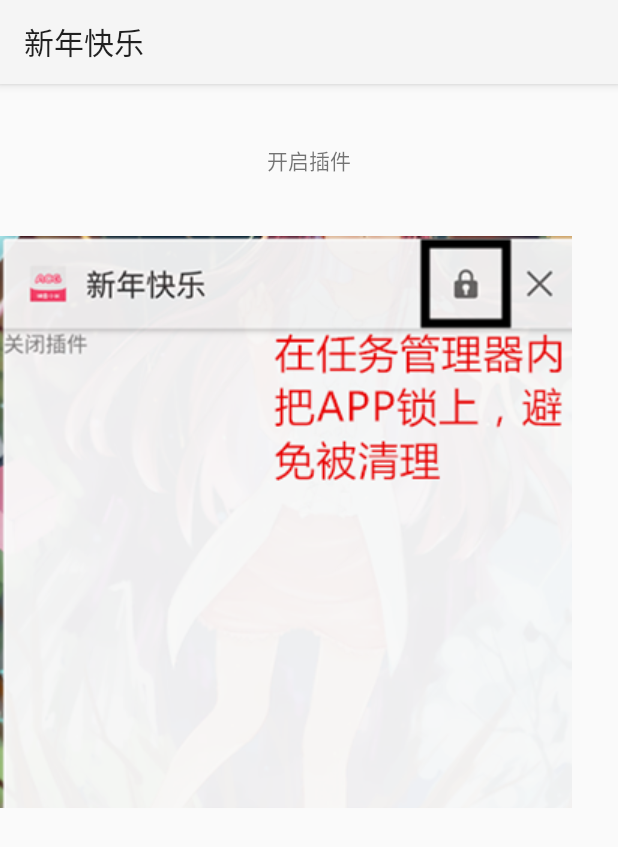
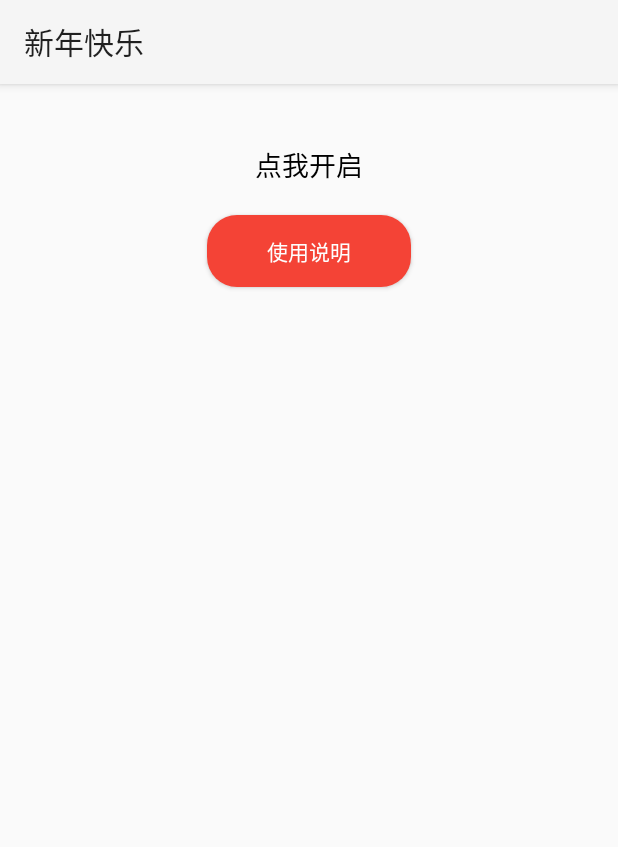
Before and after one commit to a843647878/ACG12redenvelope, an Android app: the screen it shows after launch (MainActivity), on a phone screen of 412 x 824 dp. Shown: the top 847 px of the screen. Run offline under Robolectric (Android 15) with nearby library versions, the phone set to English and light mode, and no system bars; libraries missing offline, so code that uses them is left out: com.tencent.bugly; 2 statements that could not run were skipped.

Commit message:
提交亲戚说明书

```diff
--- a/app/build.gradle
+++ b/app/build.gradle
@@ -7,8 +7,8 @@ android {
         applicationId "com.acg12.redenvelope"
         minSdkVersion 16
         targetSdkVersion 26
-        versionCode 1
-        versionName "1.0"
+        versionCode 2
+        versionName "1.1"
         testInstrumentationRunner "android.support.test.runner.AndroidJUnitRunner"
     }
     buildTypes {
--- a/app/src/main/AndroidManifest.xml
+++ b/app/src/main/AndroidManifest.xml
@@ -35,6 +35,12 @@
                 <category android:name="android.intent.category.LAUNCHER" />
             </intent-filter>
         </activity>
+
+        <activity
+            android:name=".activity.InstructionsActivity"
+            android:configChanges="orientation|keyboardHidden|screenSize"
+            android:launchMode="singleTask"
+            android:screenOrientation="portrait"/>
 
         <activity android:name=".activity.SinglePixelActivity"
             android:configChanges="keyboardHidden|orientation|screenSize|navigation|keyboard"
--- a/app/src/main/java/com/acg12/redenvelope/activity/MainActivity.java
+++ b/app/src/main/java/com/acg12/redenvelope/activity/MainActivity.java
@@ -14,6 +14,7 @@ import android.util.Log;
 import android.view.View;
 import android.view.WindowManager;
 import android.view.accessibility.AccessibilityManager;
+import android.widget.Button;
 import android.widget.ImageView;
 import android.widget.TextView;
 import android.widget.Toast;
@@ -48,6 +49,7 @@ public class MainActivity extends BaseActivity implements AccessibilityManager.A
     private AccessibilityManager accessibilityManager;
 
     private TextView openTextView;
+    private Button btn_shuoming;
 
     private boolean isRunning;
     // 动态注册锁屏等广播
@@ -133,6 +135,7 @@ public class MainActivity extends BaseActivity implements AccessibilityManager.A
                 (AccessibilityManager) getSystemService(Context.ACCESSIBILITY_SERVICE);
         accessibilityManager.addAccessibilityStateChangeListener(this);
         openTextView = (TextView) activity.findViewById(R.id.tv_open);
+        btn_shuoming = (Button) activity.findViewById(R.id.btn_shuoming);
         openTextView.setOnClickListener(new View.OnClickListener() {
             @Override
             public void onClick(View v) {
@@ -144,7 +147,12 @@ public class MainActivity extends BaseActivity implements AccessibilityManager.A
                 }
             }
         });
-
+        btn_shuoming.setOnClickListener(new View.OnClickListener() {
+            @Override
+            public void onClick(View v) {
+                InstructionsActivity.launch(context);
+            }
+        });
         updateServiceStatus();
     }
 
@@ -161,11 +169,11 @@ public class MainActivity extends BaseActivity implements AccessibilityManager.A
         }
 
         if (serviceEnabled) {
-            openTextView.setText("关闭插件");
+            openTextView.setText("开启成功");
             // Prevent screen from dimming
             getWindow().addFlags(WindowManager.LayoutParams.FLAG_KEEP_SCREEN_ON);
         } else {
-            openTextView.setText("开启插件");
+            openTextView.setText("点我开启");
             getWindow().clearFlags(WindowManager.LayoutParams.FLAG_KEEP_SCREEN_ON);
         }
 //        Toast.makeText(this, "版本号：" + getVersionName(), Toast.LENGTH_SHORT).show();
--- /dev/null
+++ b/app/src/main/res/drawable/shixiantianchongfen.xml
@@ -0,0 +1,17 @@
+<?xml version="1.0" encoding="utf-8"?>
+<shape xmlns:android="http://schemas.android.com/apk/res/android" >
+    <!-- 圆角 -->
+   <corners
+       android:bottomLeftRadius="20dp"
+       android:bottomRightRadius="20dp"
+       android:radius="10dp"
+       android:topLeftRadius="20dp"
+       android:topRightRadius="20dp" />
+
+
+   <!-- 描边 -->
+   <solid
+       android:width="1dp"
+       android:color="@color/yimahong" />
+
+</shape>
--- a/app/src/main/res/layout/activity_main.xml
+++ b/app/src/main/res/layout/activity_main.xml
@@ -9,15 +9,21 @@
         android:layout_height="wrap_content"
         android:layout_marginTop="40dp"
         android:layout_centerHorizontal="true"
+        android:textColor="@color/black"
+        android:textSize="18sp"
         android:text="开启"/>
 
-    <ImageView
-        android:layout_marginTop="40dp"
+    <Button
+        android:id="@+id/btn_shuoming"
         android:layout_below="@+id/tv_open"
+        android:layout_centerHorizontal="true"
+        android:paddingLeft="40dp"
+        android:paddingRight="40dp"
+        android:layout_marginTop="20dp"
         android:layout_width="wrap_content"
         android:layout_height="wrap_content"
-        android:src="@drawable/bg_jj"
-        android:scaleType="fitXY"
-        android:adjustViewBounds="true"/>
+        android:textColor="@color/white"
+        android:background="@drawable/shixiantianchongfen"
+        android:text="使用说明"/>
 
 </RelativeLayout>
--- a/app/src/main/res/values/colors.xml
+++ b/app/src/main/res/values/colors.xml
@@ -5,4 +5,10 @@
     <color name="colorAccent">#FF4081</color>
 
     <color name="acg_fen2">#FF4590</color>
+
+    <color name="yimahong">#F44336</color>
+
+    <color name="black">#000000</color>
+
+    <color name="white">#FEFEFE</color>
 </resources>
--- a/app/src/main/res/values/strings.xml
+++ b/app/src/main/res/values/strings.xml
@@ -1,5 +1,5 @@
 <resources>
     <string name="app_name">新年快乐</string>
-    <string name="description_wx">说明：\r\n1.开关打开，无论亮屏黑屏（黑屏需要无锁），微信要开启消息通知，需要抢的群请取消消息免打扰，需要抢的群请取消消息免打扰，需要抢的群请取消消息免打扰。\r\n2.抢完无论是否抢到，防止被系统检测到多次点击，都会删除红包。\r\n5.若您无法使用，请见谅。\r\n\r\n注意：\r\n1.开启后，去除长按消息自动删除功能，更改为提示“软件开启成功”（仅一次）。\r\n2.若黑屏时，出现无法及时抢，请检查是否系统限制了微信启动，以及网络是否锁屏关闭。\r\n3.若出现软件自动关闭，请检查是否将软件加入手机后台清理白名单\r\n4.只能抢群里的，私包那本来就是你的，不需要抢，不要以为那是不好使了。</string>
+    <string name="description_wx">说明：\r\n1.开关打开，无论亮屏黑屏（黑屏需要无锁），微信需要开启消息通知，需要抢的群请取消消息免打扰，需要抢的群请取消消息免打扰，需要抢的群请取消消息免打扰。\r\n2.抢完无论是否抢到，防止被系统检测到多次点击，都会删除红包。\r\n5.若您无法使用，请见谅。\r\n\r\n注意：\r\n1.开启后，去除长按消息自动删除功能，更改为提示“软件开启成功”（仅一次）。\r\n2.若黑屏时，出现无法及时抢，请检查是否系统限制了微信启动，以及网络是否锁屏关闭。\r\n3.若出现软件自动关闭，请检查是否将软件加入手机后台清理白名单\r\n4.只能抢群里的，私包那本来就是你的，不需要抢，不要以为那是不好使了。</string>
 
 </resources>
```
Also changed, not shown: app/src/main/java/com/acg12/redenvelope/activity/InstructionsActivity.java (added, +37 -0 lines), app/src/main/res/layout/activity_instruction.xml (added, +71 -0 lines), app/src/main/res/drawable/pp.png (added), app/src/main/res/drawable/ww.png (added).
